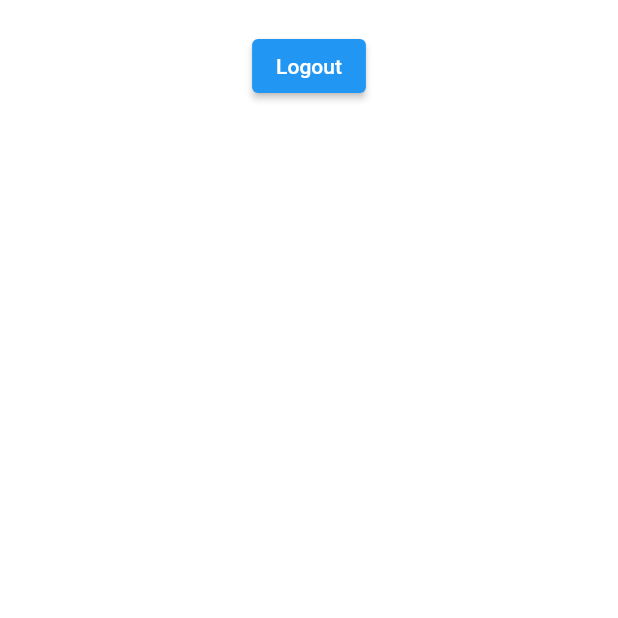
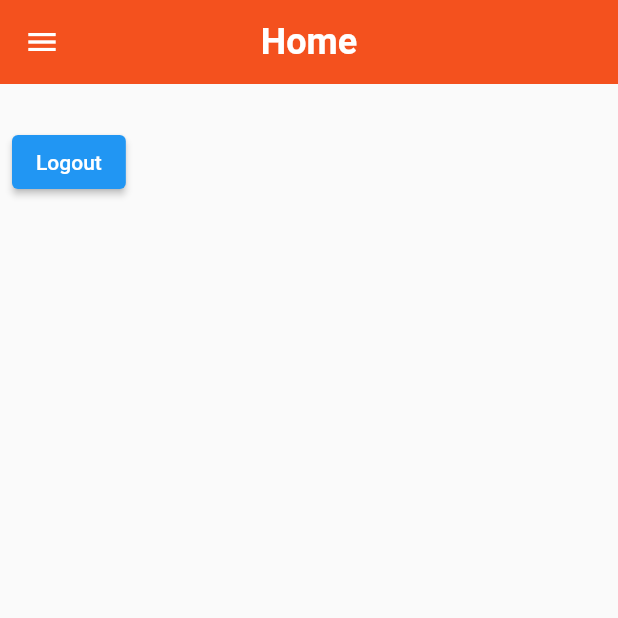
Before and after one commit to anonybif/project_bind, a Flutter app: the screen it shows after launch, after a tap on "Continue as guest", on a phone screen of 412 x 824 dp, the top half of it. Run offline on Flutter 3.47's test engine with Material 2 defaults, Android fonts, the phone set to English and light mode, and no system bars; our stand-ins replace firebase_auth, firebase_core; accounts and stored records are empty; network calls fail.

Commit message:
added sidebar to home and changed signup,signin UI

```diff
--- a/lib/reusable_widgets/reusable_widget.dart
+++ b/lib/reusable_widgets/reusable_widget.dart
@@ -4,8 +4,15 @@ Image logoWidget(String imageName) {
   return Image.asset(
     imageName,
     fit: BoxFit.fitWidth,
-    width: 240,
-    height: 240,
+    width: 120,
+    height: 120,
+  );
+}
+
+Image iconWidget(String imageName) {
+  return Image.asset(
+    imageName,
+    fit: BoxFit.contain,
     color: Colors.white,
   );
 }
@@ -17,18 +24,18 @@ TextField reusableTextField(String text, IconData icon, bool isPasswordType,
     obscureText: isPasswordType,
     enableSuggestions: !isPasswordType,
     autocorrect: !isPasswordType,
-    cursorColor: Colors.white,
-    style: TextStyle(color: Colors.white.withOpacity(0.9)),
+    cursorColor: Colors.black,
+    style: TextStyle(color: Colors.black.withOpacity(0.9)),
     decoration: InputDecoration(
       prefixIcon: Icon(
         icon,
-        color: Colors.white70,
+        color: Colors.deepOrange,
       ),
       labelText: text,
-      labelStyle: TextStyle(color: Colors.white.withOpacity(0.9)),
+      labelStyle: TextStyle(color: Colors.grey.withOpacity(0.9)),
       filled: true,
       floatingLabelBehavior: FloatingLabelBehavior.never,
-      fillColor: Colors.white.withOpacity(0.3),
+      fillColor: Colors.white.withOpacity(0.6),
       border: OutlineInputBorder(
           borderRadius: BorderRadius.circular(30.0),
           borderSide: const BorderSide(width: 0, style: BorderStyle.none)),
@@ -52,14 +59,14 @@ Container firebaseUIButton(BuildContext context, String title, Function onTap) {
       child: Text(
         title,
         style: const TextStyle(
-            color: Colors.black87, fontWeight: FontWeight.bold, fontSize: 16),
+            color: Colors.white, fontWeight: FontWeight.bold, fontSize: 16),
       ),
       style: ButtonStyle(
           backgroundColor: MaterialStateProperty.resolveWith((states) {
             if (states.contains(MaterialState.pressed)) {
               return Colors.black26;
             }
-            return Colors.white;
+            return Colors.deepOrange;
           }),
           shape: MaterialStateProperty.all<RoundedRectangleBorder>(
               RoundedRectangleBorder(borderRadius: BorderRadius.circular(30)))),
--- a/lib/screens/authenticate/sign_in.dart
+++ b/lib/screens/authenticate/sign_in.dart
@@ -30,19 +30,20 @@ class _SignInState extends State<SignIn> {
       body: Container(
         width: MediaQuery.of(context).size.width,
         height: MediaQuery.of(context).size.height,
-        decoration: BoxDecoration(
-            gradient: LinearGradient(colors: [
-          hexStringToColor("CB2B93"),
-          hexStringToColor("9546C4"),
-          hexStringToColor("5E61F4")
-        ], begin: Alignment.topCenter, end: Alignment.bottomCenter)),
+        // decoration: BoxDecoration(
+        //     gradient: LinearGradient(colors: [
+        //   hexStringToColor("CB2B93"),
+        //   hexStringToColor("9546C4"),
+        //   hexStringToColor("5E61F4")
+        // ], begin: Alignment.topCenter, end: Alignment.bottomCenter)),
+        decoration: BoxDecoration(color: hexStringToColor("e8e8e8")),
         child: SingleChildScrollView(
           child: Padding(
             padding: EdgeInsets.fromLTRB(
                 20, MediaQuery.of(context).size.height * 0.1, 20, 0),
             child: Column(
               children: <Widget>[
-                logoWidget("assets/images/logo1.png"),
+                logoWidget("assets/images/bind_logo1.png"),
                 const SizedBox(
                   height: 30,
                 ),
@@ -54,7 +55,7 @@ class _SignInState extends State<SignIn> {
                 reusableTextField("Enter Password", Icons.lock_outline, true,
                     passwordController),
                 const SizedBox(
-                  height: 5,
+                  height: 15,
                 ),
                 // forgetPassword(context),
                 firebaseUIButton(context, "Login", () {
@@ -70,7 +71,7 @@ class _SignInState extends State<SignIn> {
                   });
                 }),
                 const SizedBox(
-                  height: 10,
+                  height: 150,
                 ),
                 signUpOption()
               ],
@@ -88,7 +89,7 @@ class _SignInState extends State<SignIn> {
           mainAxisAlignment: MainAxisAlignment.center,
           children: [
             const Text("Don't have an account?",
-                style: TextStyle(color: Colors.white70)),
+                style: TextStyle(color: Colors.black)),
             GestureDetector(
               onTap: () {
                 Navigator.push(
@@ -96,8 +97,8 @@ class _SignInState extends State<SignIn> {
               },
               child: const Text(
                 " Sign Up",
-                style:
-                    TextStyle(color: Colors.white, fontWeight: FontWeight.bold),
+                style: TextStyle(
+                    color: Colors.deepOrange, fontWeight: FontWeight.bold),
               ),
             ),
           ],
@@ -105,7 +106,7 @@ class _SignInState extends State<SignIn> {
         const SizedBox(
           height: 10,
         ),
-        const Text("or", style: TextStyle(color: Colors.white70)),
+        const Text("or", style: TextStyle(color: Colors.black)),
         const SizedBox(
           height: 10,
         ),
@@ -116,17 +117,11 @@ class _SignInState extends State<SignIn> {
           },
           child: const Text(
             " Continue as guest",
-            style: TextStyle(color: Colors.white, fontWeight: FontWeight.bold),
+            style: TextStyle(
+                color: Colors.deepOrange, fontWeight: FontWeight.bold),
           ),
         )
       ],
     );
   }
-
-  Future signIn() async {
-    await FirebaseAuth.instance.signInWithEmailAndPassword(
-      email: emailController.text.trim(),
-      password: passwordController.text.trim(),
-    );
-  }
 }
--- a/lib/screens/home/home.dart
+++ b/lib/screens/home/home.dart
@@ -1,29 +1,49 @@
 import 'package:firebase_auth/firebase_auth.dart';
 import 'package:flutter/material.dart';
+import 'package:project_bind/reusable_widgets/reusable_widget.dart';
 import 'package:project_bind/screens/authenticate/sign_in.dart';
+import 'package:project_bind/reusable_widgets/navigation_drawer_widget.dart';
 
-class Home extends StatelessWidget {
+class Home extends StatefulWidget {
   const Home({Key? key}) : super(key: key);
 
   @override
+  State<Home> createState() => _HomeState();
+}
+
+class _HomeState extends State<Home> {
+  @override
   Widget build(BuildContext context) {
-    return Container(
-        child: Column(children: [
-      const SizedBox(
-        height: 20,
+    return Scaffold(
+      appBar: AppBar(
+        backgroundColor: Colors.deepOrange[600],
+        elevation: 0,
+        title: const Text(
+          "Home",
+          style: TextStyle(fontSize: 24, fontWeight: FontWeight.bold),
+        ),
+        centerTitle: true,
       ),
-      ElevatedButton(
-        child: const Text('Logout'),
-        onPressed: signOut,
+      drawer: const NaviagtionDrawerWidget(),
+      body: SingleChildScrollView(
+        child: Padding(
+          padding: const EdgeInsets.all(8.0),
+          child: Column(children: [
+            const SizedBox(
+              height: 20,
+            ),
+            ElevatedButton(
+              child: const Text(
+                'Logout',
+              ),
+              onPressed: () {
+                Navigator.push(context,
+                    MaterialPageRoute(builder: (context) => const SignIn()));
+              },
+            ),
+          ]),
+        ),
       ),
-    ]));
-  }
-
-  Future<void> signOut() async {
-    FirebaseAuth.instance.signOut().then((value) {
-      runApp(const MaterialApp(
-        home: SignIn(),
-      ));
-    });
+    );
   }
 }
```
Also changed, not shown: lib/reusable_widgets/navigation_drawer_widget.dart (added, +40 -0 lines), lib/screens/authenticate/sign_up.dart (+75 -18 lines), assets/images/bind_logo1.png (added), assets/images/logo1.png, assets/images/logo2.png (added).
